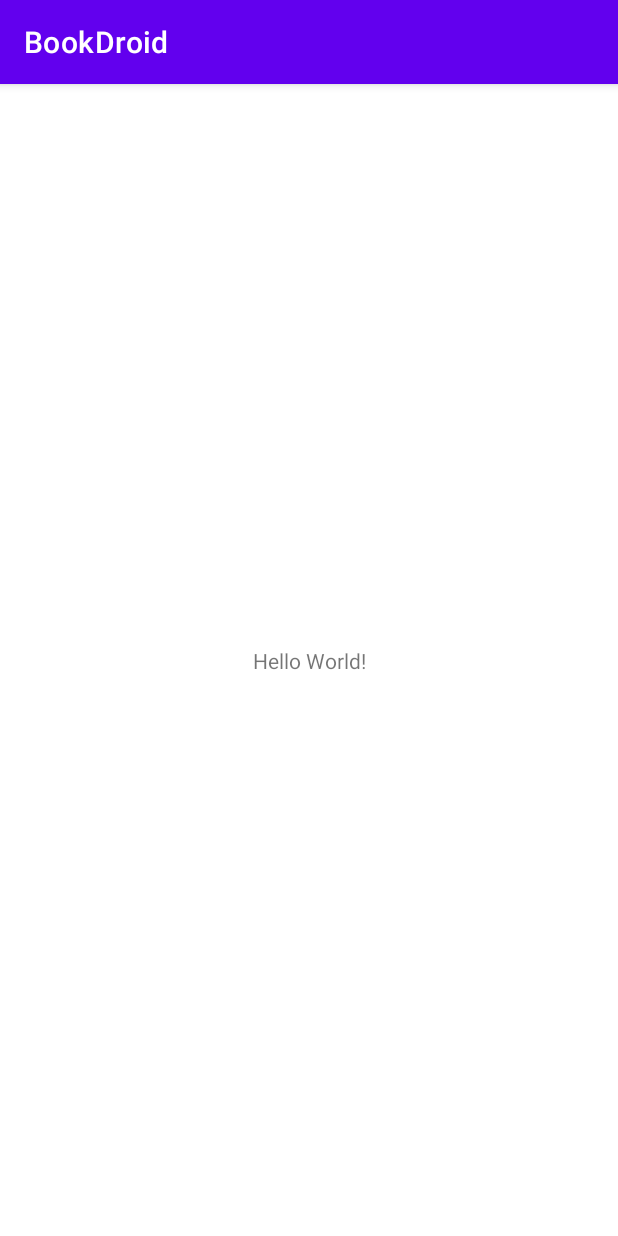
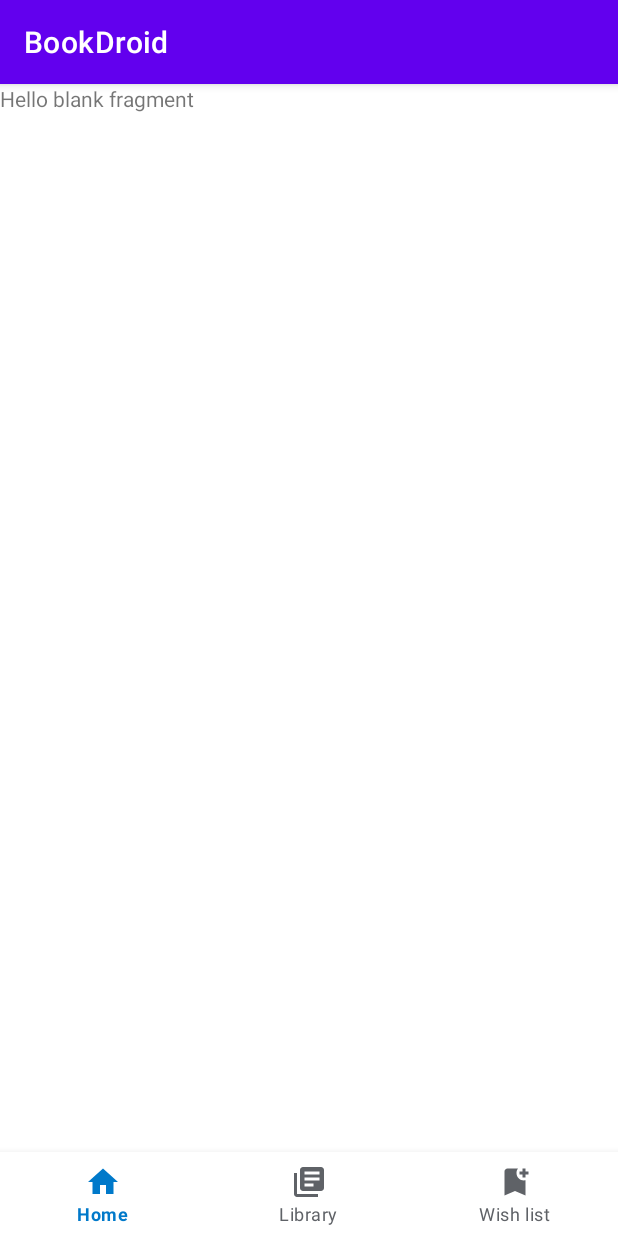
Before and after one commit to Orlando17544/BookDroid, an Android app: the screen it shows after launch (MainActivity), on a phone screen of 412 x 824 dp. Run offline under Robolectric (Android 15) with nearby library versions, the phone set to English and light mode, and no system bars.

Commit message:
Bottom navigation view added

```diff
--- /dev/null
+++ b/app/src/main/java/com/example/android/bookdroid/HomeFragment.kt
@@ -0,0 +1,59 @@
+package com.example.android.bookdroid
+
+import android.os.Bundle
+import androidx.fragment.app.Fragment
+import android.view.LayoutInflater
+import android.view.View
+import android.view.ViewGroup
+
+// TODO: Rename parameter arguments, choose names that match
+// the fragment initialization parameters, e.g. ARG_ITEM_NUMBER
+private const val ARG_PARAM1 = "param1"
+private const val ARG_PARAM2 = "param2"
+
+/**
+ * A simple [Fragment] subclass.
+ * Use the [HomeFragment.newInstance] factory method to
+ * create an instance of this fragment.
+ */
+class HomeFragment : Fragment() {
+    // TODO: Rename and change types of parameters
+    private var param1: String? = null
+    private var param2: String? = null
+
+    override fun onCreate(savedInstanceState: Bundle?) {
+        super.onCreate(savedInstanceState)
+        arguments?.let {
+            param1 = it.getString(ARG_PARAM1)
+            param2 = it.getString(ARG_PARAM2)
+        }
+    }
+
+    override fun onCreateView(
+        inflater: LayoutInflater, container: ViewGroup?,
+        savedInstanceState: Bundle?
+    ): View? {
+        // Inflate the layout for this fragment
+        return inflater.inflate(R.layout.fragment_home, container, false)
+    }
+
+    companion object {
+        /**
+         * Use this factory method to create a new instance of
+         * this fragment using the provided parameters.
+         *
+         * @param param1 Parameter 1.
+         * @param param2 Parameter 2.
+         * @return A new instance of fragment HomeFragment.
+         */
+        // TODO: Rename and change types and number of parameters
+        @JvmStatic
+        fun newInstance(param1: String, param2: String) =
+            HomeFragment().apply {
+                arguments = Bundle().apply {
+                    putString(ARG_PARAM1, param1)
+                    putString(ARG_PARAM2, param2)
+                }
+            }
+    }
+}
--- a/app/src/main/java/com/example/android/bookdroid/MainActivity.kt
+++ b/app/src/main/java/com/example/android/bookdroid/MainActivity.kt
@@ -2,10 +2,43 @@ package com.example.android.bookdroid
 
 import androidx.appcompat.app.AppCompatActivity
 import android.os.Bundle
+import androidx.fragment.app.Fragment
+import com.google.android.material.bottomnavigation.BottomNavigationView
+import com.google.android.material.snackbar.Snackbar
 
 class MainActivity : AppCompatActivity() {
     override fun onCreate(savedInstanceState: Bundle?) {
         super.onCreate(savedInstanceState)
         setContentView(R.layout.activity_main)
+
+        val bottomNavigationView = findViewById<BottomNavigationView>(R.id.bottom_navigation);
+
+        bottomNavigationView.setOnItemSelectedListener { item ->
+            val fragmentManager = supportFragmentManager
+            val fragmentTransaction = fragmentManager.beginTransaction()
+
+            lateinit var newFragment: Fragment;
+
+            when(item.itemId) {
+                R.id.page_1 -> {
+                    // Respond to navigation item 1 click
+                    newFragment = HomeFragment();
+                }
+                R.id.page_2 -> {
+                    // Respond to navigation item 2 click
+                    newFragment = LibraryFragment();
+                }
+                R.id.page_3 -> {
+                    newFragment = WishListFragment();
+                }
+                else -> false
+            }
+            fragmentTransaction.replace(R.id.fragment_container, newFragment)
+            fragmentTransaction.addToBackStack(null)
+            fragmentTransaction.commit()
+            return@setOnItemSelectedListener true;
+        }
+
+        bottomNavigationView.selectedItemId = R.id.page_1;
     }
 }
--- /dev/null
+++ b/app/src/main/res/color/bottom_navigation_color.xml
@@ -0,0 +1,5 @@
+<?xml version="1.0" encoding="utf-8"?>
+<selector xmlns:android="http://schemas.android.com/apk/res/android">
+    <item android:state_checked="true" android:color="@color/select"/>
+    <item android:state_checked="false" android:color="@color/deselect"/>
+</selector>
--- /dev/null
+++ b/app/src/main/res/drawable/ic_baseline_bookmark_add_24.xml
@@ -0,0 +1,5 @@
+<vector android:height="24dp" android:tint="#5f6267"
+    android:viewportHeight="24" android:viewportWidth="24"
+    android:width="24dp" xmlns:android="http://schemas.android.com/apk/res/android">
+    <path android:fillColor="@android:color/white" android:pathData="M21,7h-2v2h-2V7h-2V5h2V3h2v2h2V7zM19,21l-7,-3l-7,3V5c0,-1.1 0.9,-2 2,-2l7,0c-0.63,0.84 -1,1.87 -1,3c0,2.76 2.24,5 5,5c0.34,0 0.68,-0.03 1,-0.1V21z"/>
+</vector>
--- /dev/null
+++ b/app/src/main/res/drawable/ic_baseline_home_24.xml
@@ -0,0 +1,5 @@
+<vector android:height="24dp" android:tint="#5f6267"
+    android:viewportHeight="24" android:viewportWidth="24"
+    android:width="24dp" xmlns:android="http://schemas.android.com/apk/res/android">
+    <path android:fillColor="@android:color/white" android:pathData="M10,20v-6h4v6h5v-8h3L12,3 2,12h3v8z"/>
+</vector>
--- /dev/null
+++ b/app/src/main/res/drawable/ic_baseline_library_books_24.xml
@@ -0,0 +1,5 @@
+<vector android:autoMirrored="true" android:height="24dp"
+    android:tint="#5f6267" android:viewportHeight="24"
+    android:viewportWidth="24" android:width="24dp" xmlns:android="http://schemas.android.com/apk/res/android">
+    <path android:fillColor="@android:color/white" android:pathData="M4,6L2,6v14c0,1.1 0.9,2 2,2h14v-2L4,20L4,6zM20,2L8,2c-1.1,0 -2,0.9 -2,2v12c0,1.1 0.9,2 2,2h12c1.1,0 2,-0.9 2,-2L22,4c0,-1.1 -0.9,-2 -2,-2zM19,11L9,11L9,9h10v2zM15,15L9,15v-2h6v2zM19,7L9,7L9,5h10v2z"/>
+</vector>
--- a/app/src/main/res/layout/activity_main.xml
+++ b/app/src/main/res/layout/activity_main.xml
@@ -1,18 +1,27 @@
 <?xml version="1.0" encoding="utf-8"?>
-<androidx.constraintlayout.widget.ConstraintLayout xmlns:android="http://schemas.android.com/apk/res/android"
+<RelativeLayout xmlns:android="http://schemas.android.com/apk/res/android"
     xmlns:app="http://schemas.android.com/apk/res-auto"
     xmlns:tools="http://schemas.android.com/tools"
     android:layout_width="match_parent"
-    android:layout_height="match_parent"
+    android:layout_height="wrap_content"
     tools:context=".MainActivity">
 
-    <TextView
-        android:layout_width="wrap_content"
+    <FrameLayout
+        android:id="@+id/fragment_container"
+        android:layout_width="match_parent"
+        android:layout_height="0dp"
+        android:layout_alignParentTop="true"
+        android:layout_above="@id/bottom_navigation"
+        />
+
+    <com.google.android.material.bottomnavigation.BottomNavigationView
+        android:id="@+id/bottom_navigation"
+        android:layout_width="match_parent"
         android:layout_height="wrap_content"
-        android:text="Hello World!"
-        app:layout_constraintBottom_toBottomOf="parent"
-        app:layout_constraintEnd_toEndOf="parent"
-        app:layout_constraintStart_toStartOf="parent"
-        app:layout_constraintTop_toTopOf="parent" />
+        app:menu="@menu/bottom_navigation_menu"
+        app:itemIconTint="@color/bottom_navigation_color"
+        app:itemTextColor="@color/bottom_navigation_color"
+        app:itemRippleColor="@color/bottom_navigation_color"
+        android:layout_alignParentBottom="true" />
 
-</androidx.constraintlayout.widget.ConstraintLayout>
+</RelativeLayout>
--- /dev/null
+++ b/app/src/main/res/layout/fragment_home.xml
@@ -0,0 +1,14 @@
+<?xml version="1.0" encoding="utf-8"?>
+<FrameLayout xmlns:android="http://schemas.android.com/apk/res/android"
+    xmlns:tools="http://schemas.android.com/tools"
+    android:layout_width="match_parent"
+    android:layout_height="match_parent"
+    tools:context=".HomeFragment">
+
+    <!-- TODO: Update blank fragment layout -->
+    <TextView
+        android:layout_width="match_parent"
+        android:layout_height="match_parent"
+        android:text="@string/hello_blank_fragment" />
+
+</FrameLayout>
--- /dev/null
+++ b/app/src/main/res/menu/bottom_navigation_menu.xml
@@ -0,0 +1,18 @@
+<?xml version="1.0" encoding="utf-8"?>
+<menu xmlns:android="http://schemas.android.com/apk/res/android">
+    <item
+        android:id="@+id/page_1"
+        android:enabled="true"
+        android:icon="@drawable/ic_baseline_home_24"
+        android:title="@string/text_label_1"/>
+    <item
+        android:id="@+id/page_2"
+        android:enabled="true"
+        android:icon="@drawable/ic_baseline_library_books_24"
+        android:title="@string/text_label_2"/>
+    <item
+        android:id="@+id/page_3"
+        android:enabled="true"
+        android:icon="@drawable/ic_baseline_bookmark_add_24"
+        android:title="@string/text_label_3"/>
+</menu>
--- a/app/src/main/res/values/colors.xml
+++ b/app/src/main/res/values/colors.xml
@@ -7,4 +7,7 @@
     <color name="teal_700">#FF018786</color>
     <color name="black">#FF000000</color>
     <color name="white">#FFFFFFFF</color>
+
+    <color name="select">#0079ca</color>
+    <color name="deselect">#5f6267</color>
 </resources>
--- a/app/src/main/res/values/strings.xml
+++ b/app/src/main/res/values/strings.xml
@@ -1,3 +1,8 @@
 <resources>
     <string name="app_name">BookDroid</string>
+    <string name="text_label_1">Home</string>
+    <string name="text_label_2">Library</string>
+    <string name="text_label_3">Wish list</string>
+    <!-- TODO: Remove or change this placeholder text -->
+    <string name="hello_blank_fragment">Hello blank fragment</string>
 </resources>
```
Also changed, not shown: app/src/main/java/com/example/android/bookdroid/LibraryFragment.kt (added, +59 -0 lines), app/src/main/java/com/example/android/bookdroid/WishListFragment.kt (added, +59 -0 lines), app/src/main/res/layout/fragment_library.xml (added, +14 -0 lines), app/src/main/res/layout/fragment_wish_list.xml (added, +14 -0 lines).
